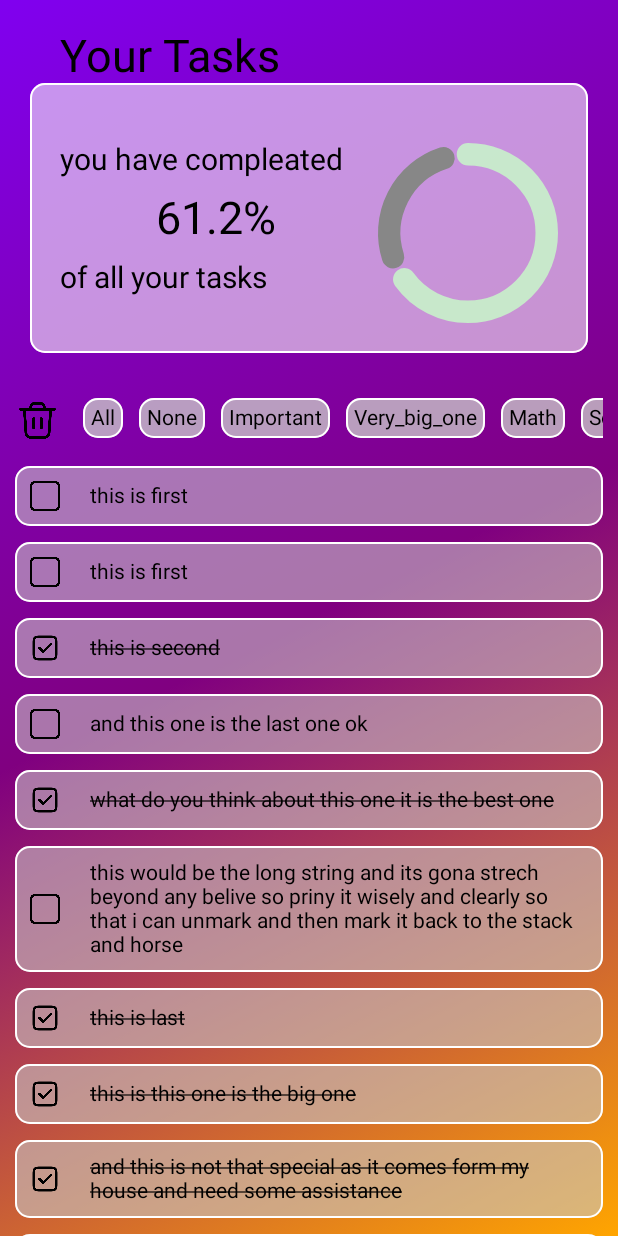
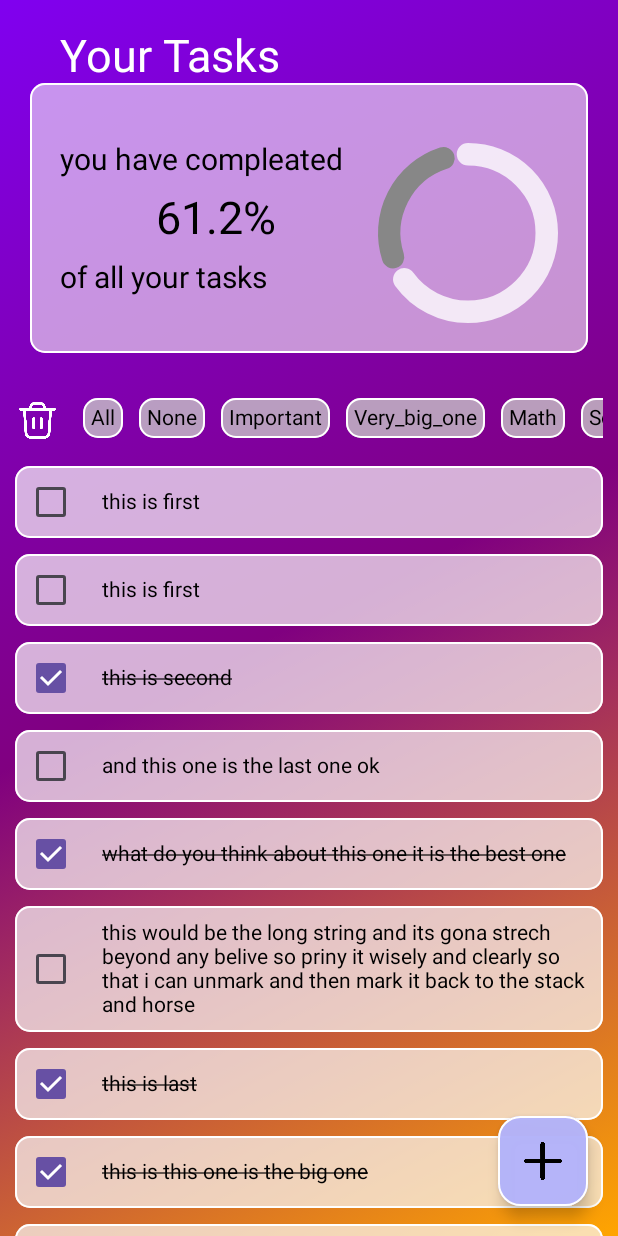
Before and after one commit to raj-neelam/gdse_app, an Android app built with Jetpack Compose: the screen it shows after launch (MainActivity), on a phone screen of 412 x 824 dp. Run offline under Robolectric (Android 15) with nearby library versions, the phone set to English and light mode, and no system bars.

Commit message:
added task adder card

```diff
--- a/app/src/main/java/com/example/doit/Complition_card_file.kt
+++ b/app/src/main/java/com/example/doit/Complition_card_file.kt
@@ -30,7 +30,8 @@ fun Competion_card(){
         Column (modifier = Modifier.fillMaxWidth()){
             Text(text = "Your Tasks",
                 fontSize = 30.sp,
-                modifier = Modifier.padding(start = 20.dp))
+                modifier = Modifier.padding(start = 20.dp),
+                color = Color.White)
             Box(modifier = Modifier
                 .fillMaxWidth()
                 .border(1.dp, Color.White, RoundedCornerShape(10.dp))
--- a/app/src/main/java/com/example/doit/List_card_file.kt
+++ b/app/src/main/java/com/example/doit/List_card_file.kt
@@ -11,10 +11,13 @@ import androidx.compose.foundation.layout.size
 import androidx.compose.foundation.layout.wrapContentSize
 import androidx.compose.foundation.lazy.LazyColumn
 import androidx.compose.foundation.shape.RoundedCornerShape
+import androidx.compose.material3.Checkbox
+import androidx.compose.material3.CheckboxColors
 import androidx.compose.material3.Text
 import androidx.compose.runtime.Composable
 import androidx.compose.ui.Alignment
 import androidx.compose.ui.Modifier
+import androidx.compose.ui.graphics.Color
 import androidx.compose.ui.res.painterResource
 import androidx.compose.ui.text.style.TextDecoration
 import androidx.compose.ui.unit.dp
@@ -51,14 +54,9 @@ fun Card(task: Task){
         Row (
             verticalAlignment = Alignment.CenterVertically
         ){
-            val img =  if (task.isDone) R.drawable.square__2_ else R.drawable.stop
             val mark = if (task.isDone) TextDecoration.LineThrough else TextDecoration.None
-            Image(painter = painterResource(id = img),
-                contentDescription = "",
-                modifier = Modifier
-                    .padding(all = 10.dp)
-                    .size(20.dp)
-            )
+            Checkbox(checked = task.isDone,
+                onCheckedChange = {})
             Text(text = task.value,
                 modifier = Modifier
                     .padding(all = 10.dp)
--- a/app/src/main/java/com/example/doit/MainActivity.kt
+++ b/app/src/main/java/com/example/doit/MainActivity.kt
@@ -8,6 +8,7 @@ import androidx.compose.foundation.Image
 import androidx.compose.foundation.background
 import androidx.compose.ui.graphics.Brush
 import androidx.compose.foundation.border
+import androidx.compose.foundation.clickable
 import androidx.compose.foundation.layout.Arrangement
 import androidx.compose.foundation.layout.Box
 import androidx.compose.foundation.layout.Column
@@ -25,12 +26,22 @@ import androidx.compose.foundation.lazy.LazyColumn
 import androidx.compose.foundation.lazy.LazyRow
 import androidx.compose.foundation.shape.CircleShape
 import androidx.compose.foundation.shape.RoundedCornerShape
+import androidx.compose.material.icons.Icons
+import androidx.compose.material3.Button
+import androidx.compose.material3.Checkbox
 import androidx.compose.material3.CircularProgressIndicator
+import androidx.compose.material3.FloatingActionButton
+import androidx.compose.material3.FloatingActionButtonElevation
 import androidx.compose.material3.Icon
 import androidx.compose.material3.MaterialTheme
 import androidx.compose.material3.Surface
 import androidx.compose.material3.Text
+import androidx.compose.material3.TextField
 import androidx.compose.runtime.Composable
+import androidx.compose.runtime.getValue
+import androidx.compose.runtime.mutableStateOf
+import androidx.compose.runtime.remember
+import androidx.compose.runtime.setValue
 import androidx.compose.ui.Alignment
 import androidx.compose.ui.Modifier
 import androidx.compose.ui.draw.blur
@@ -49,15 +60,27 @@ import com.example.doit.ui.theme.DoItTheme
 
 val background_col = listOf(Color(0xFF8000F0),Color(0xFF800080), Color(0xFFFFA500))
 val Progress_card_col = Color(250,250,250,150)
-val Done_progress_col = Color(200,255,200,200)
+val Done_progress_col = Color(255,255,255,200)
 val Remaining_Progress_col = Color(135,135,135,255)
-val Card_background_col = Color(200,200,200,150)
+val Card_background_col = Color(250,250,250,180)
 val Card_border_col = Color.White
+val Floating_Action_col = Color(180,180,250,250)
+val New_Card_form_Glass_col = Color(0,0,0,180)
+val New_task_background_col = Color(0xFF8000F0)
 
 class MainActivity : ComponentActivity() {
     override fun onCreate(savedInstanceState: Bundle?) {
         super.onCreate(savedInstanceState)
         setContent {
+            app()
+        }
+    }
+}
+
+class Task(var tag: String, var isDone: Boolean, var value: String)
+
+@Composable
+fun app(){
     var data = listOf(Task("None", false, "this is first"),
         Task("None", false, "this is first"),
         Task("Important", true, "this is second"),
@@ -82,9 +105,30 @@ class MainActivity : ComponentActivity() {
             Options_List(getUniqueTagsWithAll(data))
             Card_List(data)
         }
+        var showPopup by remember { mutableStateOf(false) }
+        FloatingActionButton(
+            modifier = Modifier
+                .align(Alignment.BottomEnd)
+                .padding(end = 20.dp, bottom = 20.dp)
+                .size(60.dp)
+                .border(1.dp, Color.White, shape = RoundedCornerShape(15.dp)),
+            onClick = { showPopup = true },
+            content = {
+                Icon(
+                    painter = painterResource(id = R.drawable.plus_positive_add_mathematical_symbol),
+                    contentDescription = "",
+                    modifier = Modifier
+                        .size(25.dp),
+                    tint = Color.Black
+                )},
+            containerColor = Floating_Action_col,
+            shape = RoundedCornerShape(15.dp),
+        )
+        if (showPopup) {
+            PopupContent(onDismiss = { showPopup = false }) { input ->
+                // Handle submitted input here (e.g., show a toast)
+            }
+//            PopupContent()
         }
     }
 }
-}
-
-class Task(var tag: String, var isDone: Boolean, var value: String)
--- a/app/src/main/java/com/example/doit/Options_tag_file.kt
+++ b/app/src/main/java/com/example/doit/Options_tag_file.kt
@@ -35,21 +35,27 @@ fun Tag_box(tag_name: String){
 }
 
 @Composable
+fun Multi_tags_creator(uniqueTags: List<String>){
+    LazyRow {
+        items(uniqueTags.size) { index ->
+            Tag_box(uniqueTags[index]) // Display each box in the row
+        }
+    }
+}
+
+@Composable
 fun Options_List(uniqueTags: List<String>){
     Box(modifier = Modifier
         .padding(all = 10.dp)
         .fillMaxWidth()){
         Row {
-            Icon(painter = painterResource(id = R.drawable.trash__1_),
+            Icon(painter = painterResource(id = R.drawable.iconizer_trash__1_),
                 contentDescription = "",
-                modifier = Modifier.size(30.dp))
+                modifier = Modifier.size(30.dp),
+                tint = Color.White
+            )
             Spacer(modifier = Modifier.width(10.dp))
-//                tag_box("All")
-            LazyRow {
-                items(uniqueTags.size) { index ->
-                    Tag_box(uniqueTags[index]) // Display each box in the row
-                }
-            }
+            Multi_tags_creator(uniqueTags)
         }
     }
 }
--- a/app/src/main/res/mipmap-anydpi-v26/ic_launcher.xml
+++ b/app/src/main/res/mipmap-anydpi-v26/ic_launcher.xml
@@ -1,6 +1,6 @@
 <?xml version="1.0" encoding="utf-8"?>
 <adaptive-icon xmlns:android="http://schemas.android.com/apk/res/android">
     <background android:drawable="@drawable/ic_launcher_background" />
-    <foreground android:drawable="@drawable/ic_launcher_foreground" />
-    <monochrome android:drawable="@drawable/ic_launcher_foreground" />
+    <foreground android:drawable="@drawable/square__2_" />
+    <monochrome android:drawable="@drawable/square__2_" />
 </adaptive-icon>
--- a/app/src/main/res/mipmap-anydpi-v26/ic_launcher_round.xml
+++ b/app/src/main/res/mipmap-anydpi-v26/ic_launcher_round.xml
@@ -1,6 +1,6 @@
 <?xml version="1.0" encoding="utf-8"?>
 <adaptive-icon xmlns:android="http://schemas.android.com/apk/res/android">
     <background android:drawable="@drawable/ic_launcher_background" />
-    <foreground android:drawable="@drawable/ic_launcher_foreground" />
-    <monochrome android:drawable="@drawable/ic_launcher_foreground" />
+    <foreground android:drawable="@drawable/ic_launcher_foreground__" />
+    <monochrome android:drawable="@drawable/ic_launcher_foreground__" />
 </adaptive-icon>
```
Also changed, not shown: app/src/main/java/com/example/doit/task_Adder_card.kt (added, +70 -0 lines), app/src/main/res/drawable/close.png (added), app/src/main/res/drawable/ic_launcher_foreground.png (renamed from app/src/main/res/drawable/square__1_.png), app/src/main/res/drawable/ic_launcher_foreground__.xml (renamed from app/src/main/res/drawable/ic_launcher_foreground.xml), app/src/main/res/drawable/iconizer_trash__1_.png (added), app/src/main/res/drawable/plus_positive_add_mathematical_symbol.png (added), app/src/main/res/drawable/trash.png (deleted), app/src/main/res/drawable/trash__1_.png (deleted). Lines whose indentation alone changed are shown as unchanged.
